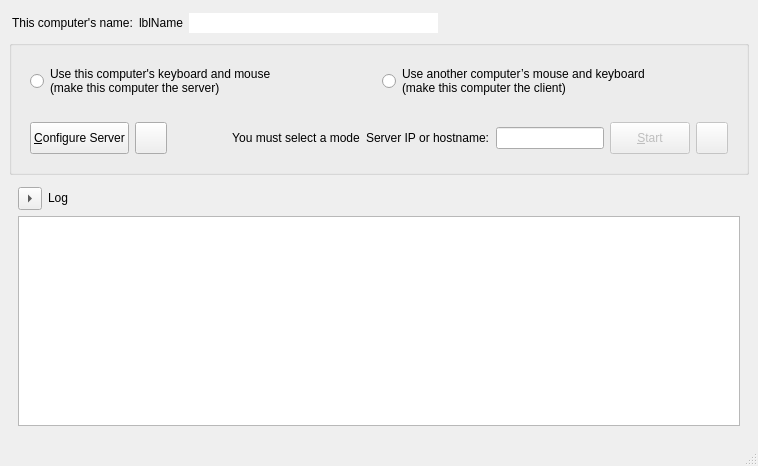
Old version of the form src/lib/gui/MainWindow.ui in the repository deskflow/deskflow.
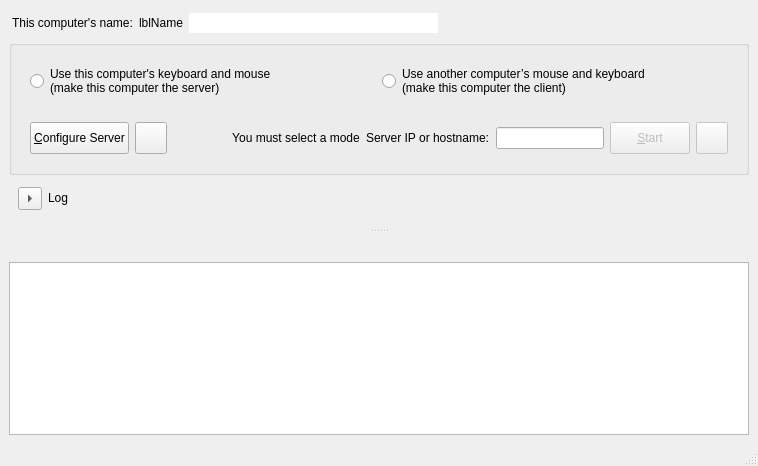
New version of the form. Icons and pictures are not drawn.

Commit message: refactor: convert the log area into a QDockWidget letting us greatly simply the show / hide code around it and window resize fixes: #8874

Patch:
```diff
--- a/src/lib/gui/MainWindow.ui
+++ b/src/lib/gui/MainWindow.ui
@@ -20,6 +20,12 @@
    <string>Deskflow</string>
   </property>
   <widget class="QWidget" name="topLevelWidget">
+   <property name="sizePolicy">
+    <sizepolicy hsizetype="Preferred" vsizetype="Fixed">
+     <horstretch>0</horstretch>
+     <verstretch>0</verstretch>
+    </sizepolicy>
+   </property>
    <layout class="QVBoxLayout" name="_2">
     <property name="spacing">
      <number>3</number>
@@ -54,7 +60,7 @@
        <item>
         <widget class="QLabel" name="labelComputerName">
          <property name="sizePolicy">
-          <sizepolicy hsizetype="Maximum" vsizetype="Preferred">
+          <sizepolicy hsizetype="Maximum" vsizetype="Maximum">
            <horstretch>0</horstretch>
            <verstretch>0</verstretch>
           </sizepolicy>
@@ -67,7 +73,7 @@
        <item>
         <widget class="QLabel" name="lblComputerName">
          <property name="sizePolicy">
-          <sizepolicy hsizetype="Maximum" vsizetype="Preferred">
+          <sizepolicy hsizetype="Maximum" vsizetype="Maximum">
            <horstretch>0</horstretch>
            <verstretch>0</verstretch>
           </sizepolicy>
@@ -313,11 +319,17 @@
           </item>
           <item>
            <widget class="QWidget" name="clientOptions" native="true">
-            <property name="sizePolicy">
-             <sizepolicy hsizetype="Preferred" vsizetype="Maximum">
-              <horstretch>0</horstretch>
-              <verstretch>0</verstretch>
-             </sizepolicy>
+            <property name="minimumSize">
+             <size>
+              <width>0</width>
+              <height>32</height>
+             </size>
+            </property>
+            <property name="maximumSize">
+             <size>
+              <width>16777215</width>
+              <height>32</height>
+             </size>
             </property>
             <layout class="QHBoxLayout" name="horizontalLayout_3">
              <property name="leftMargin">
@@ -334,12 +346,6 @@
              </property>
              <item>
               <widget class="QLabel" name="m_pLabelServerName">
-               <property name="sizePolicy">
-                <sizepolicy hsizetype="Preferred" vsizetype="Maximum">
-                 <horstretch>0</horstretch>
-                 <verstretch>0</verstretch>
-                </sizepolicy>
-               </property>
                <property name="text">
                 <string>Server IP or hostname:</string>
                </property>
@@ -466,21 +472,13 @@
      </widget>
     </item>
     <item>
-     <widget class="QFrame" name="frameLog">
+     <widget class="QWidget" name="" native="true">
       <property name="sizePolicy">
-       <sizepolicy hsizetype="Preferred" vsizetype="Minimum">
+       <sizepolicy hsizetype="Preferred" vsizetype="Maximum">
         <horstretch>0</horstretch>
         <verstretch>0</verstretch>
        </sizepolicy>
       </property>
-      <property name="frameShape">
-       <enum>QFrame::Shape::NoFrame</enum>
-      </property>
-      <property name="frameShadow">
-       <enum>QFrame::Shadow::Plain</enum>
-      </property>
-      <layout class="QVBoxLayout" name="_3">
-       <item>
         <layout class="QHBoxLayout" name="_4">
          <property name="sizeConstraint">
           <enum>QLayout::SizeConstraint::SetMinAndMaxSize</enum>
@@ -522,7 +520,23 @@
           </spacer>
          </item>
         </layout>
-       </item>
+     </widget>
+    </item>
+   </layout>
+  </widget>
+  <widget class="QStatusBar" name="statusBar"/>
+  <widget class="QDockWidget" name="logDock">
+   <property name="features">
+    <set>QDockWidget::DockWidgetFeature::NoDockWidgetFeatures</set>
+   </property>
+   <property name="allowedAreas">
+    <set>Qt::DockWidgetArea::BottomDockWidgetArea</set>
+   </property>
+   <attribute name="dockWidgetArea">
+    <number>8</number>
+   </attribute>
+   <widget class="QWidget" name="dockWidgetContents">
+    <layout class="QVBoxLayout" name="verticalLayout_2">
        <item>
         <widget class="QPlainTextEdit" name="textLog">
          <property name="sizePolicy">
@@ -544,8 +558,6 @@
        </item>
       </layout>
      </widget>
-    </item>
-   </layout>
   </widget>
   <widget class="QStatusBar" name="statusBar"/>
  </widget>
```
Left out of the diff: 79 changed lines with no effect on the pictures. Lines whose indentation alone changed are shown as unchanged. The commit also changes 2 other files.
